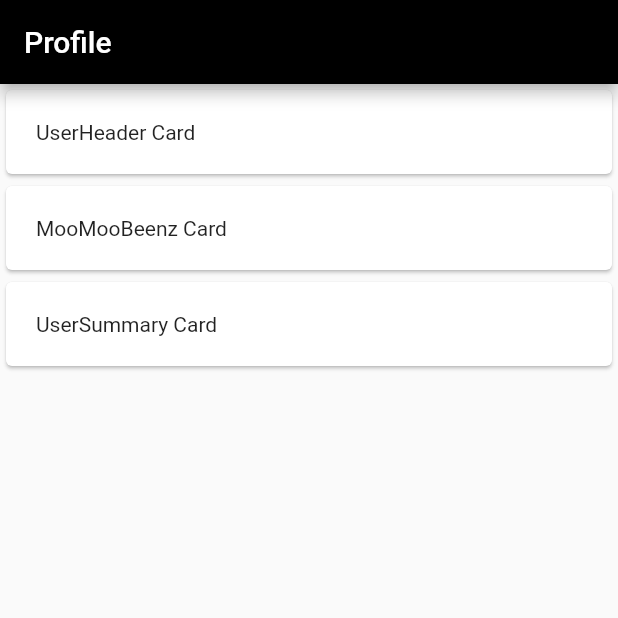
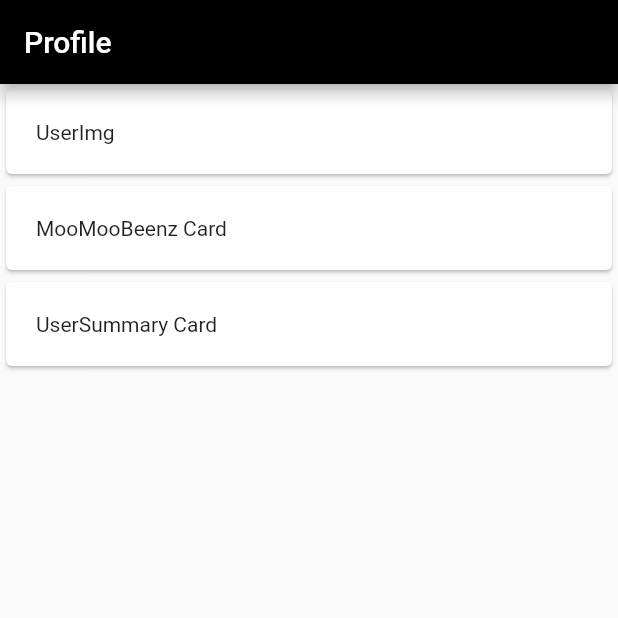
Before and after one commit to Nvor/MooMooBeenz, a Flutter app: the ProfilePage screen opened directly, on a phone screen of 412 x 824 dp, the top half of it. Run offline on Flutter 3.47's test engine with Material 2 defaults, Android fonts, the phone set to English and light mode, and no system bars; our stand-ins replace flutter_secure_storage, shared_preferences; accounts and stored records are empty; generated files the repository leaves out were written again; network calls fail; statements that could not run were skipped.

Commit message:
user service / user in shared prefs

```diff
--- /dev/null
+++ b/MooMooBeenz_App/lib/services/user-service.dart
@@ -0,0 +1,37 @@
+import 'dart:convert';
+import 'package:MooMooBeenz_App/models/user.dart';
+import 'package:flutter/material.dart';
+import 'package:shared_preferences/shared_preferences.dart';
+
+class UserService with ChangeNotifier {
+  SharedPreferences sharedPrefs;
+  User currentUser;
+  UserService() {
+    initUser();
+  }
+
+  void initUser() async {
+    sharedPrefs = await SharedPreferences.getInstance();
+    this.currentUser = jsonDecode(sharedPrefs.getString('user'));
+  }
+
+  String getUsername() {
+    return currentUser.username ?? "";
+  }
+
+  String getFirstName() {
+    return currentUser.firstName ?? "";
+  }
+
+  String getLastName() {
+    return currentUser.lastName ?? "";
+  }
+
+  String getFullName() {
+    return "${currentUser.firstName} ${currentUser.lastName}";
+  }
+
+  String getPicture() {
+    return currentUser.picture ?? "";
+  }
+}
--- a/MooMooBeenz_App/lib/widgets/user-header-card.dart
+++ b/MooMooBeenz_App/lib/widgets/user-header-card.dart
@@ -1,13 +1,31 @@
+import 'package:MooMooBeenz_App/services/user-service.dart';
 import 'package:flutter/material.dart';
 
 class UserHeaderCard extends StatelessWidget {
+  UserService userService = new UserService();
+
   @override
   Widget build(BuildContext context) {
     return Card(
       child: Padding(
         padding: EdgeInsets.all(20.0),
-        child: Text('UserHeader Card')
+        child: Row(
+          children: [
+            Expanded(
+              flex: 2,
+              child: Text('UserImg')
+            ),
+            Expanded(
+              flex: 8,
+              child: Text(getUserFullName())
+            )
+          ]
+        )
       )
     );
   }
+
+  String getUserFullName() {
+    return userService.getFullName();
+  }
 }
```
Also changed, not shown: MooMooBeenz_App/lib/services/auth.dart (+9 -1 lines).
